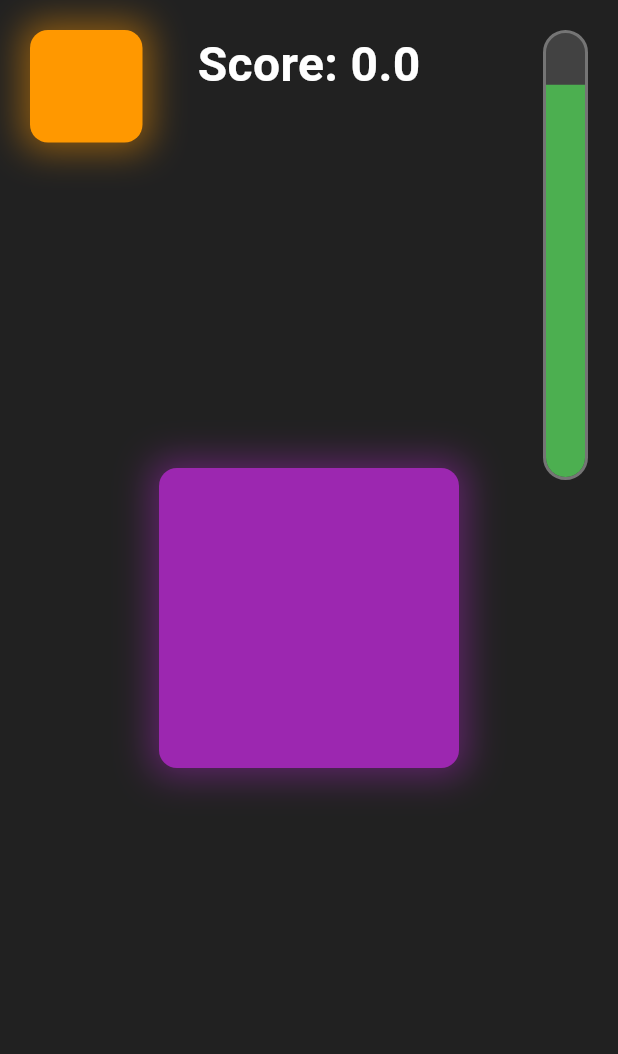
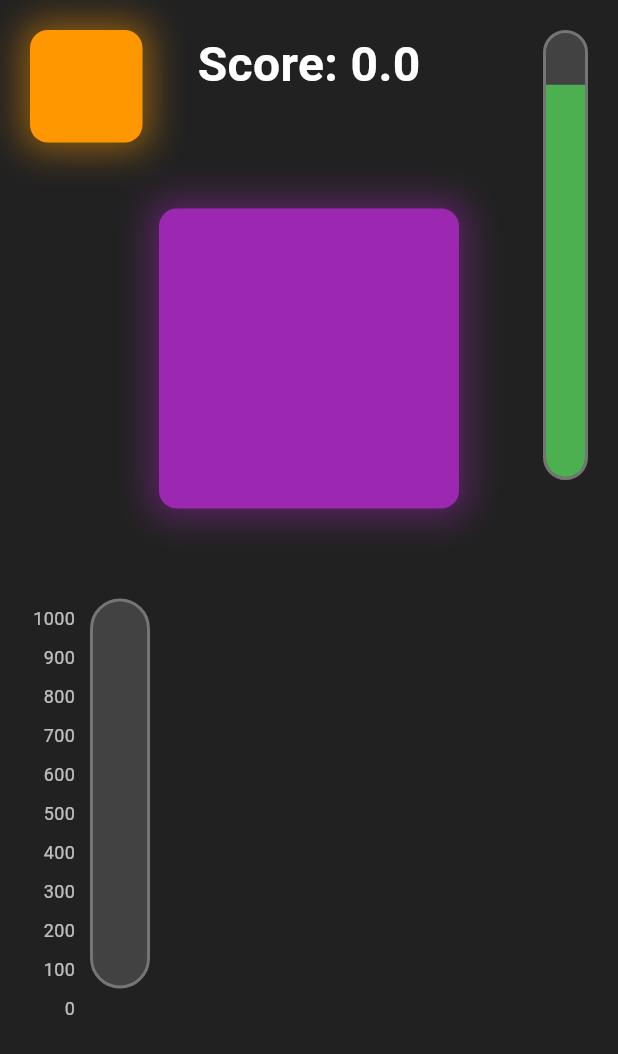
Before and after one commit to EvalVis/cats-instinct, a Flutter app: the screen it shows after launch, on a phone screen of 412 x 824 dp. Shown: the top 1054 px of the screen. Run offline on Flutter 3.47's test engine with Material 3 defaults, Android fonts, the phone set to English and light mode, and no system bars.

Commit message:
Add colour switch animation

```diff
--- a/lib/main.dart
+++ b/lib/main.dart
@@ -41,6 +41,19 @@ class _GameScreenState extends State<GameScreen> {
   int _timeRemaining = 60;
   double _colorSwitchDelay = 1000.0;
   final Random _random = Random();
+  final List<int> _speedLabels = [
+    0,
+    100,
+    200,
+    300,
+    400,
+    500,
+    600,
+    700,
+    800,
+    900,
+    1000,
+  ];
 
   @override
   void initState() {
@@ -114,8 +127,8 @@ class _GameScreenState extends State<GameScreen> {
       setState(() {
         _score += pointsGained;
         _colorSwitchDelay *= 0.99;
-        if (_colorSwitchDelay < 100) {
-          _colorSwitchDelay = 100;
+        if (_colorSwitchDelay < 0) {
+          _colorSwitchDelay = 0;
         }
       });
       _pickNewTargetColor();
@@ -204,7 +217,10 @@ class _GameScreenState extends State<GameScreen> {
               ),
             ),
             Center(
-              child: GestureDetector(
+              child: Column(
+                mainAxisAlignment: MainAxisAlignment.center,
+                children: [
+                  GestureDetector(
                     onTap: _onCenterSquareTap,
                     child: Container(
                       width: 200,
@@ -222,6 +238,75 @@ class _GameScreenState extends State<GameScreen> {
                       ),
                     ),
                   ),
+                  const SizedBox(height: 60),
+                  Row(
+                    crossAxisAlignment: CrossAxisAlignment.start,
+                    children: [
+                      SizedBox(
+                        width: 50,
+                        child: Column(
+                          mainAxisSize: MainAxisSize.min,
+                          children: _speedLabels.reversed.map((label) {
+                            return SizedBox(
+                              height: 26.0,
+                              child: Align(
+                                alignment: Alignment.centerRight,
+                                child: Text(
+                                  label.toString(),
+                                  style: const TextStyle(
+                                    color: Colors.white70,
+                                    fontSize: 12,
+                                  ),
+                                ),
+                              ),
+                            );
+                          }).toList(),
+                        ),
+                      ),
+                      const SizedBox(width: 10),
+                      SizedBox(
+                        width: 40,
+                        height: 260,
+                        child: Stack(
+                          children: [
+                            Container(
+                              decoration: BoxDecoration(
+                                color: Colors.grey[800],
+                                borderRadius: BorderRadius.circular(20),
+                                border: Border.all(
+                                  color: Colors.grey[600]!,
+                                  width: 2,
+                                ),
+                              ),
+                            ),
+                            Align(
+                              alignment: Alignment.bottomCenter,
+                              child: AnimatedContainer(
+                                duration: const Duration(milliseconds: 300),
+                                curve: Curves.easeOut,
+                                width: 36,
+                                height:
+                                    ((1000 - _colorSwitchDelay) / 1000.0) * 256,
+                                decoration: BoxDecoration(
+                                  color: Colors.green,
+                                  borderRadius:
+                                      ((1000 - _colorSwitchDelay) / 1000.0) *
+                                              256 >
+                                          250
+                                      ? BorderRadius.circular(18)
+                                      : const BorderRadius.vertical(
+                                          bottom: Radius.circular(18),
+                                        ),
+                                ),
+                              ),
+                            ),
+                          ],
+                        ),
+                      ),
+                    ],
+                  ),
+                ],
+              ),
             ),
           ],
         ),
```
Lines whose indentation alone changed are shown as unchanged.
